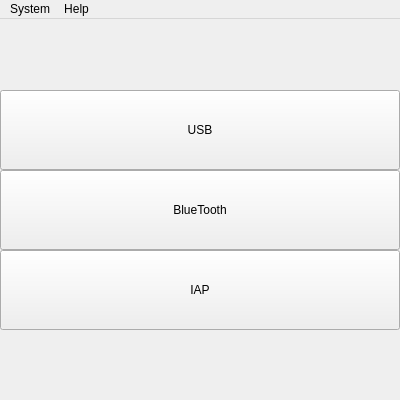
First picture: the form in ui/main_ui.ui, repository zhengyinloong/KeyboardUC, before the edit.
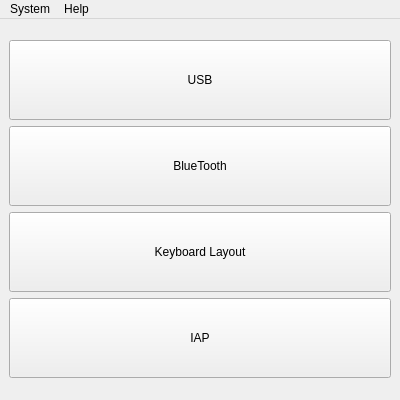
Second picture: the form after the edit.

Commit message: keyboard layout UI

Patch:
```diff
--- a/ui/main_ui.ui
+++ b/ui/main_ui.ui
@@ -15,24 +15,6 @@
   </property>
   <widget class="QWidget" name="centralwidget">
    <layout class="QVBoxLayout" name="verticalLayout">
-    <property name="spacing">
-     <number>0</number>
-    </property>
-    <property name="sizeConstraint">
-     <enum>QLayout::SetDefaultConstraint</enum>
-    </property>
-    <property name="leftMargin">
-     <number>0</number>
-    </property>
-    <property name="topMargin">
-     <number>0</number>
-    </property>
-    <property name="rightMargin">
-     <number>0</number>
-    </property>
-    <property name="bottomMargin">
-     <number>0</number>
-    </property>
     <item>
      <spacer name="verticalSpacer">
       <property name="orientation">
@@ -72,6 +54,19 @@
       </property>
      </widget>
     </item>
+    <item>
+     <widget class="QPushButton" name="btn_KeyboardLayout">
+      <property name="minimumSize">
+       <size>
+        <width>80</width>
+        <height>80</height>
+       </size>
+      </property>
+      <property name="text">
+       <string>Keyboard Layout</string>
+      </property>
+     </widget>
+    </item>
     <item>
      <widget class="QPushButton" name="btn_IAP">
       <property name="minimumSize">
```
The commit also changes 9 other files.
